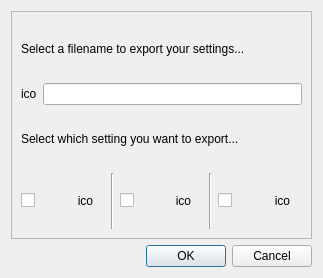
Vazquinhos/CatalunyaCircuit, file Ui/exportsettingsqt.ui: the form before one commit.
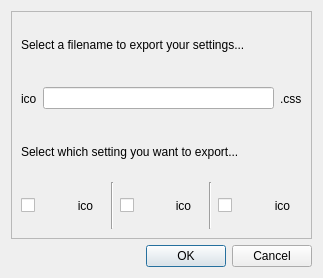
The form after the commit.

```diff
--- a/Ui/exportsettingsqt.ui
+++ b/Ui/exportsettingsqt.ui
@@ -42,6 +42,13 @@
         <item>
          <widget class="QLineEdit" name="lineEdit"/>
         </item>
+        <item>
+         <widget class="QLabel" name="label">
+          <property name="text">
+           <string>.css</string>
+          </property>
+         </widget>
+        </item>
        </layout>
       </item>
       <item>
```
